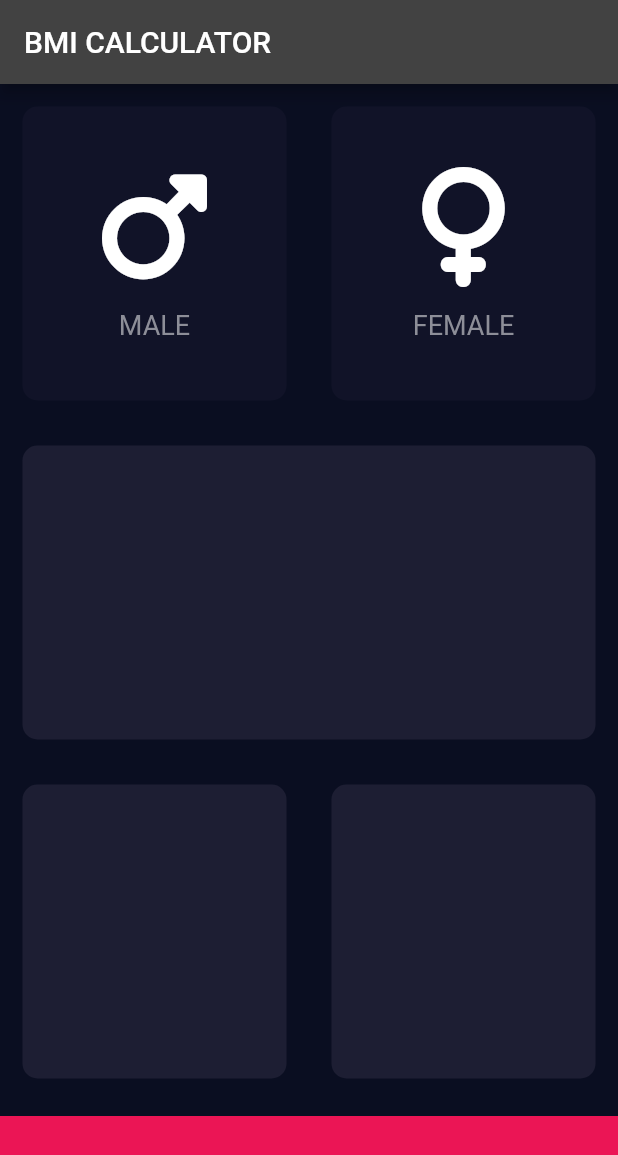
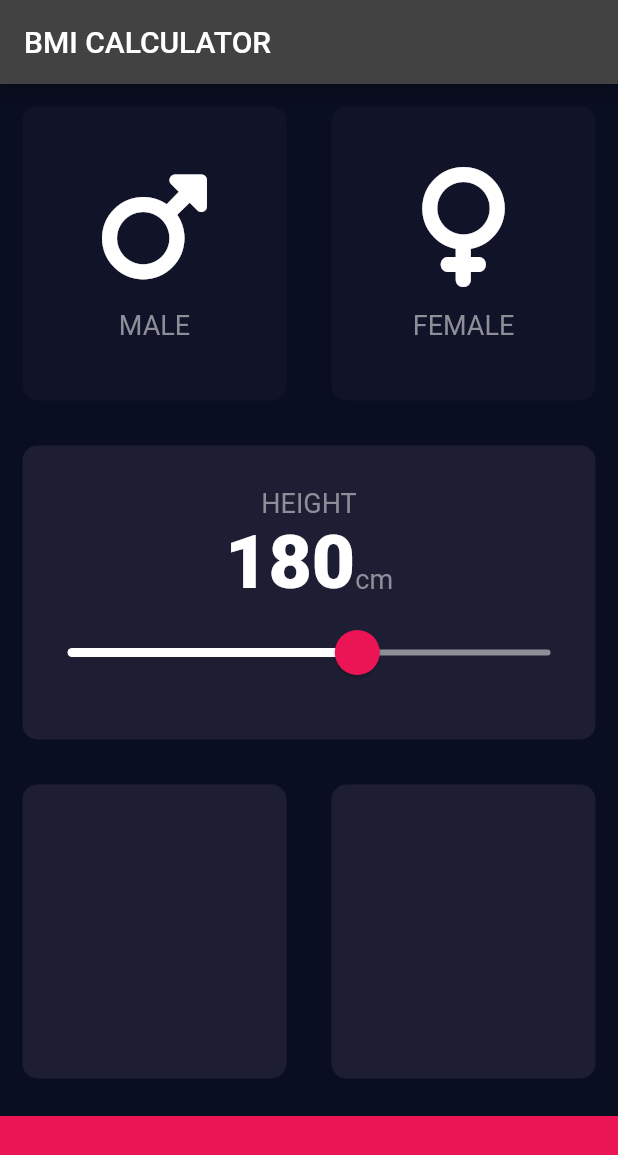
Before and after one commit to flutter-r2/bmi_calculator_flutter, a Flutter app: the screen it shows after launch, on a phone screen of 412 x 824 dp. Shown: the top 1155 px of the screen. Run offline on Flutter 3.47's test engine with Material 2 defaults, Android fonts, the phone set to English and light mode, and no system bars; our stand-ins replace font_awesome_flutter.

Commit message:
Customized slider widget card

```diff
--- /dev/null
+++ b/lib/constants.dart
@@ -0,0 +1,20 @@
+import 'package:flutter/material.dart';
+
+const kBottomContainerHeight = 80.0;
+const kActiveCardColor = Color(0xFF1D1E33);
+const kInactiveCardColor = Color(0xFF111328);
+const kBottomContainerColor = Color(0xFFEB1555);
+
+const kSliderOverlayColor = Color(0x29EB1555);
+const kSliderActiveColor = Color(0xFFEB1555);
+const kSliderInactiveColor = Color(0xFF8D8E98);
+
+const kLabelTextStyle = TextStyle(
+  fontSize: 18.0,
+  color: Color(0xFF8D8E98),
+);
+
+const kNumberTextStyle = TextStyle(
+  fontSize: 50.0,
+  fontWeight: FontWeight.w900,
+);
--- a/lib/gender_content.dart
+++ b/lib/gender_content.dart
@@ -1,9 +1,6 @@
 import 'package:flutter/material.dart';
 
-const labelTextStyle = TextStyle(
-  fontSize: 18.0,
-  color: Color(0xFF8D8E98),
-);
+import 'constants.dart';
 
 class GenderContent extends StatelessWidget {
   final IconData? genderIcon;
@@ -26,7 +23,7 @@ class GenderContent extends StatelessWidget {
         ),
         Text(
           label,
-          style: labelTextStyle,
+          style: kLabelTextStyle,
         )
       ],
     );
--- a/lib/input_page.dart
+++ b/lib/input_page.dart
@@ -2,12 +2,8 @@ import 'package:flutter/material.dart';
 import 'package:font_awesome_flutter/font_awesome_flutter.dart';
 
 import 'bmi_card.dart';
+import 'constants.dart';
 import 'gender_content.dart';
-
-const bottomContainerHeight = 80.0;
-const activeCardColor = Color(0xFF1D1E33);
-const inactiveCardColor = Color(0xFF111328);
-const bottomContainerColor = Color(0xFFEB1555);
 
 enum Gender {
   male,
@@ -21,9 +17,10 @@ class InputPage extends StatefulWidget {
 
 class _InputPageState extends State<InputPage> {
   Gender? selectedGender;
+  int height = 180;
 
   Color updateGenderCardsColor(Gender gender) {
-    return selectedGender == gender ? activeCardColor : inactiveCardColor;
+    return selectedGender == gender ? kActiveCardColor : kInactiveCardColor;
   }
 
   @override
@@ -33,6 +30,7 @@ class _InputPageState extends State<InputPage> {
         title: const Text('BMI CALCULATOR'),
       ),
       body: Column(
+        crossAxisAlignment: CrossAxisAlignment.stretch,
         children: [
           Expanded(
             child: Row(
@@ -60,26 +58,72 @@ class _InputPageState extends State<InputPage> {
               ],
             ),
           ),
-          const Expanded(
-            child: BMICard(color: activeCardColor),
+          Expanded(
+            child: BMICard(
+              color: kActiveCardColor,
+              child: Column(
+                mainAxisAlignment: MainAxisAlignment.center,
+                children: [
+                  Text(
+                    'HEIGHT',
+                    style: kLabelTextStyle,
+                  ),
+                  Row(
+                    mainAxisAlignment: MainAxisAlignment.center,
+                    crossAxisAlignment: CrossAxisAlignment.baseline,
+                    textBaseline: TextBaseline.alphabetic,
+                    children: [
+                      Text(
+                        height.toString(),
+                        style: kNumberTextStyle,
+                      ),
+                      Text(
+                        'cm',
+                        style: kLabelTextStyle,
+                      )
+                    ],
+                  ),
+                  SliderTheme(
+                    data: SliderTheme.of(context).copyWith(
+                      activeTrackColor: Colors.white,
+                      inactiveTrackColor: kSliderInactiveColor,
+                      thumbColor: kSliderActiveColor,
+                      overlayColor: kSliderOverlayColor,
+                      thumbShape:
+                          RoundSliderThumbShape(enabledThumbRadius: 15.0),
+                      overlayShape:
+                          RoundSliderOverlayShape(overlayRadius: 30.0),
+                    ),
+                    child: Slider(
+                      value: height.toDouble(),
+                      min: 120.0,
+                      max: 220.0,
+                      onChanged: (newValue) => setState(() {
+                        height = newValue.round();
+                      }),
+                    ),
+                  ),
+                ],
+              ),
+            ),
           ),
           Expanded(
             child: Row(
               children: const [
                 Expanded(
-                  child: BMICard(color: activeCardColor),
+                  child: BMICard(color: kActiveCardColor),
                 ),
                 Expanded(
-                  child: BMICard(color: activeCardColor),
+                  child: BMICard(color: kActiveCardColor),
                 ),
               ],
             ),
           ),
           Container(
-            color: bottomContainerColor,
+            color: kBottomContainerColor,
             margin: const EdgeInsets.only(top: 10.0),
             width: double.infinity,
-            height: bottomContainerHeight,
+            height: kBottomContainerHeight,
           ),
         ],
       ),
```
